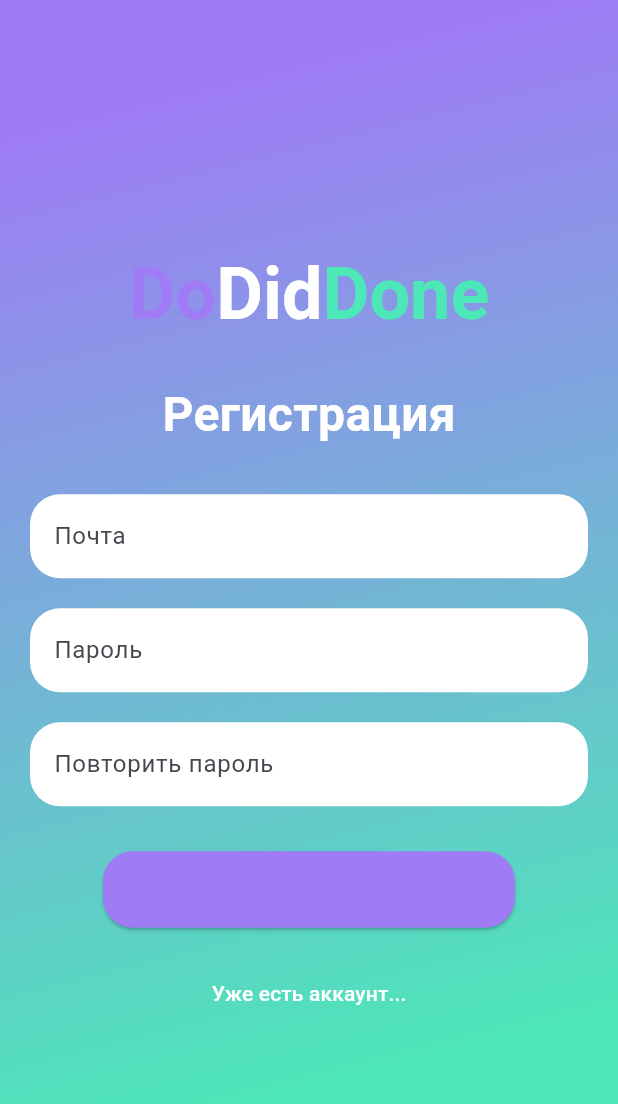
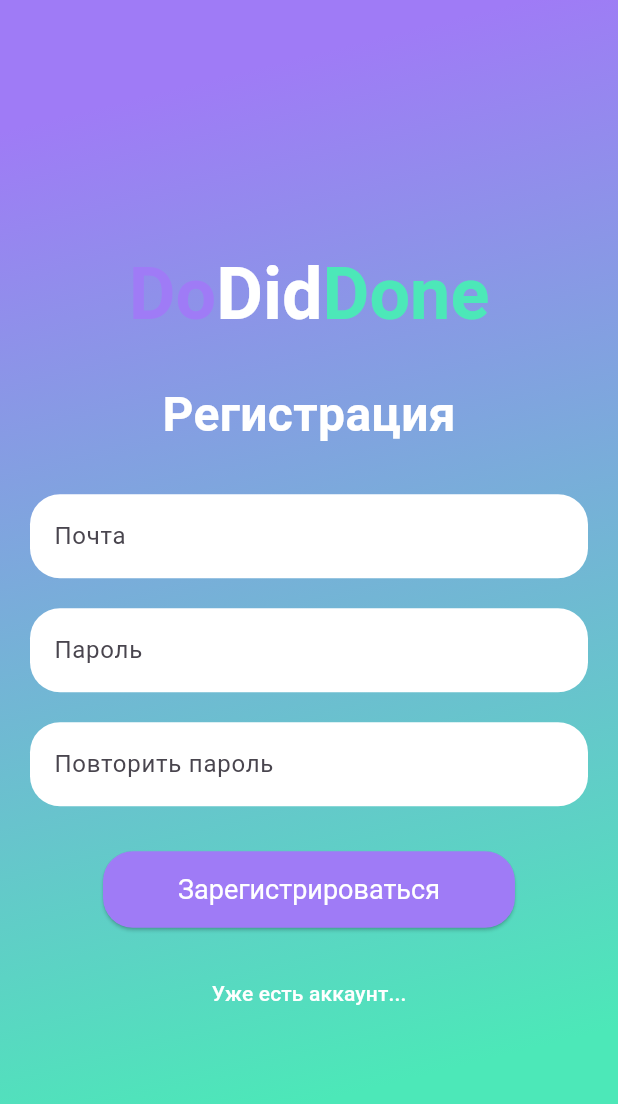
Before and after one commit to sergeytru1/zc_dodiddone, a Flutter app: the screen it shows after launch, after a tap on "У меня ещё нет аккаунта...", on a phone screen of 412 x 824 dp. Shown: the top 1104 px of the screen. Run offline on Flutter 3.47's test engine with Material 3 defaults, Android fonts, the light colour scheme and no system bars.

Commit message:
white button text

```diff
--- a/lib/theme/theme.dart
+++ b/lib/theme/theme.dart
@@ -1,4 +1,5 @@
 import 'package:flutter/material.dart';
+
 class DoDidDoneTheme {
   static ThemeData lightTheme = ThemeData(
     colorScheme: ColorScheme.fromSeed(
@@ -8,5 +9,14 @@ class DoDidDoneTheme {
       secondary: const Color(0xFF4CE8B8),  // Secondary color
     ),
     useMaterial3: true,
+    // Add this to style the text of the ElevatedButton
+    elevatedButtonTheme: ElevatedButtonThemeData(
+      style: ButtonStyle(
+        foregroundColor: MaterialStateProperty.all<Color>(Colors.white),
+        textStyle: MaterialStateProperty.all<TextStyle>(
+          const TextStyle(color: Colors.white), // Set text color to white
+        ),
+      ),
+    ),
   );
 }
```
